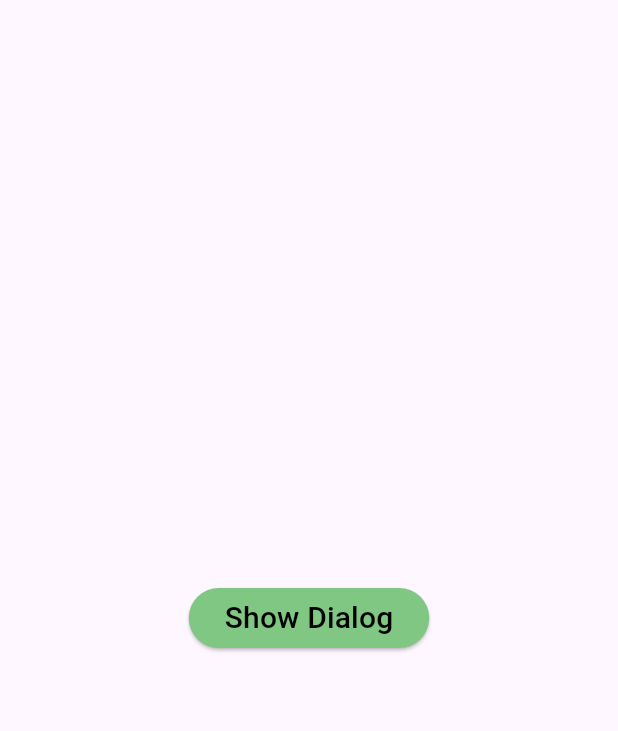
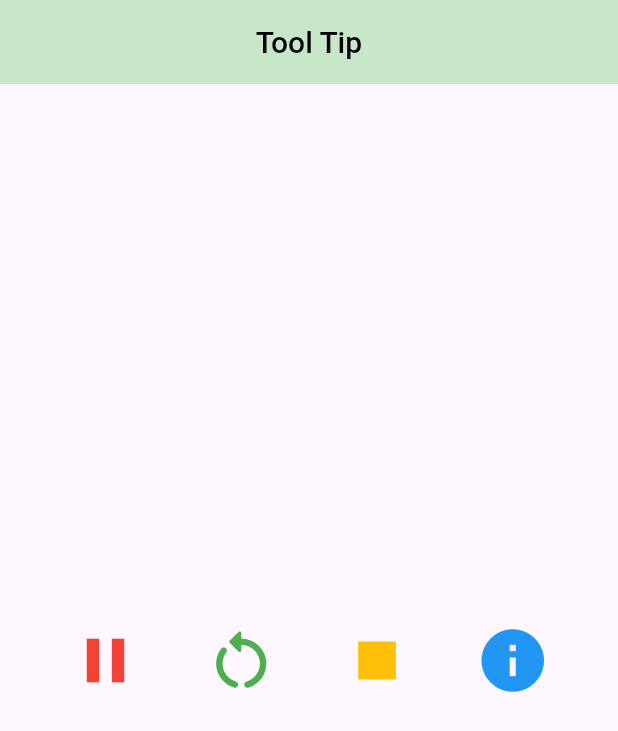
Before and after one commit to azizbekyokhubov1999/widgets_flutter_practise, a Flutter app: the screen it shows after launch, on a phone screen of 412 x 824 dp. Shown: the top 731 px of the screen. Run offline on Flutter 3.47's test engine with Material 3 defaults, Android fonts, the phone set to English and light mode, and no system bars.

Commit message:
for video 9 | ToolTip widget

```diff
--- a/lib/main.dart
+++ b/lib/main.dart
@@ -5,6 +5,7 @@ import 'package:widgets_flutter_practise/pages/image_size.dart';
 import 'package:widgets_flutter_practise/pages/my_buttons.dart';
 import 'package:widgets_flutter_practise/pages/page_1.dart';
 import 'package:widgets_flutter_practise/pages/text_field.dart';
+import 'package:widgets_flutter_practise/pages/tool_tip.dart';
 
 void main() {
   runApp(const MyApp());
@@ -22,7 +23,7 @@ class MyApp extends StatelessWidget {
         colorScheme: ColorScheme.fromSeed(seedColor: Colors.deepPurple),
         useMaterial3: true,
       ),
-      home: MyDialog()
+      home: MyToolTip()
     );
   }
 }
--- /dev/null
+++ b/lib/pages/tool_tip.dart
@@ -0,0 +1,63 @@
+import 'package:flutter/material.dart';
+
+class MyToolTip extends StatelessWidget {
+  const MyToolTip({super.key});
+
+  @override
+  Widget build(BuildContext context) {
+    return Scaffold(
+      appBar: AppBar(
+        centerTitle: true,
+        backgroundColor: Colors.green[100],
+        title: Text(
+          "Tool Tip",
+          style: TextStyle(
+            color: Colors.black,
+            fontSize: 20,
+            fontWeight: FontWeight.w500
+          ),
+        ),
+      ),
+      body: Center(
+        child: Padding(
+          padding: const EdgeInsets.all(25),
+          child: Row(
+            mainAxisAlignment: MainAxisAlignment.spaceAround,
+            children: [
+              Tooltip(
+                message: "Pause",
+                child: Icon(Icons.pause,
+                size: 50,
+                  color: Colors.red,
+                ),
+              ),
+              Tooltip(
+                message: "Restart",
+                child: Icon(Icons.restart_alt_rounded,
+                  size: 50,
+                  color: Colors.green,
+                ),
+              ),
+              Tooltip(
+                message: "Stop",
+                child: Icon(Icons.stop,
+                  size: 50,
+                  color: Colors.amber,
+                ),
+              ),
+              Tooltip(
+                message: "Info",
+                child: Icon(Icons.info,
+                  size: 50,
+                  color: Colors.blue,
+                ),
+              ),
+
+
+            ],
+          ),
+        ),
+      ),
+    );
+  }
+}
```
